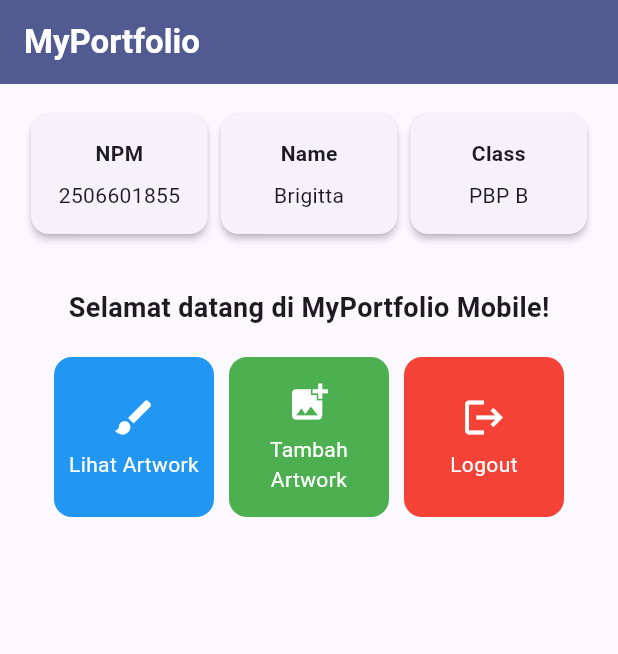
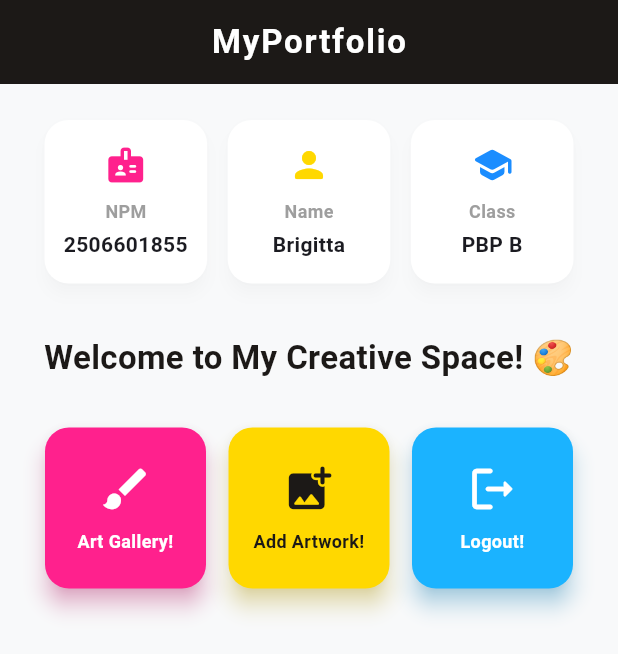
Before and after one commit to brigittasimanjuntak/myportfolio_mobile, a Flutter app: the screen it shows after launch, on a phone screen of 412 x 824 dp. Shown: the top 654 px of the screen. Run offline on Flutter 3.47's test engine with Material 3 defaults, Android fonts, the phone set to English and light mode, and no system bars.

Commit message:
feat: complete Individual Assignment 7 (Glow up UI + README)

```diff
--- a/lib/menu.dart
+++ b/lib/menu.dart
@@ -7,28 +7,36 @@ class MyHomePage extends StatelessWidget {
   final String nama = "Brigitta";
   final String kelas = "PBP B";
 
+  final Color panPink = const Color(0xFFFF218D);
+  final Color panYellow = const Color(0xFFFFD800);
+  final Color panBlue = const Color(0xFF1B8DFF);
+
 
   final List<ItemHomepage> items = [
-    ItemHomepage("Lihat Artwork", Icons.brush, Colors.blue),
-    ItemHomepage("Tambah Artwork", Icons.add_photo_alternate, Colors.green),
-    ItemHomepage("Logout", Icons.logout, Colors.red),
+    ItemHomepage("Art Gallery!", Icons.brush_rounded, const Color(0xFFFF218D)),
+    ItemHomepage("Add Artwork!", Icons.add_photo_alternate_rounded, const Color(0xFFFFD800)),
+    ItemHomepage("Logout!", Icons.logout_rounded, const Color(0xFF1BB3FF)),
   ];
 
   @override
   Widget build(BuildContext context) {
     return Scaffold(
+      backgroundColor: const Color(0xFFF8F9FA),
       appBar: AppBar(
+        elevation: 0,
+        backgroundColor: const Color(0xFF1C1917),
         title: const Text(
           'MyPortfolio',
           style: TextStyle(
             color: Colors.white,
             fontWeight: FontWeight.bold,
+            letterSpacing: 1.2,
           ),
         ),
-        backgroundColor: Theme.of(context).colorScheme.primary,
+        centerTitle: true,
       ),
       body: Padding(
-        padding: const EdgeInsets.all(16.0),
+        padding: const EdgeInsets.all(20.0),
         child: Column(
           crossAxisAlignment: CrossAxisAlignment.center,
           children: [
@@ -36,32 +44,33 @@ class MyHomePage extends StatelessWidget {
             Row(
               mainAxisAlignment: MainAxisAlignment.spaceEvenly,
               children: [
-                InfoCard(title: 'NPM', content: npm),
-                InfoCard(title: 'Name', content: nama),
-                InfoCard(title: 'Class', content: kelas),
+                InfoCard(title: 'NPM', content: npm, icon: Icons.badge_rounded, iconColor: panPink),
+                InfoCard(title: 'Name', content: nama, icon: Icons.person_rounded, iconColor: panYellow),
+                InfoCard(title: 'Class', content: kelas, icon: Icons.school_rounded, iconColor: panBlue),
               ],
             ),
-            const SizedBox(height: 16.0),
+            const SizedBox(height: 30.0),
 
             // Area Grid Menu
-            Center(
+            Expanded(
+              child: Center(
                 child: Column(
                   children: [
-                  const Padding(
-                    padding: EdgeInsets.only(top: 16.0),
-                    child: Text(
-                      'Selamat datang di MyPortfolio Mobile!',
+                    const Text(
+                      'Welcome to My Creative Space! 🎨',
                       style: TextStyle(
                         fontWeight: FontWeight.bold,
-                        fontSize: 18.0,
+                        fontSize: 22.0,
+                        color: Color(0xFF1C1917),
                       ),
+                      textAlign: TextAlign.center,
                     ),
-                  ),
+                    const SizedBox(height: 20.0),
                     GridView.count(
-                    primary: true,
-                    padding: const EdgeInsets.all(20),
-                    crossAxisSpacing: 10,
-                    mainAxisSpacing: 10,
+                      primary: false,
+                      padding: const EdgeInsets.all(10),
+                      crossAxisSpacing: 15,
+                      mainAxisSpacing: 15,
                       crossAxisCount: 3,
                       shrinkWrap: true,
                       children: items.map((ItemHomepage item) {
@@ -71,6 +80,7 @@ class MyHomePage extends StatelessWidget {
                   ],
                 ),
               ),
+            ),
           ],
         ),
       ),
@@ -78,31 +88,45 @@ class MyHomePage extends StatelessWidget {
   }
 }
 
-// ==========================================
-// KOMPONEN REUSABLE (BISA DIPAKE DIMANA AJA)
-// ==========================================
-
+// KOMPONEN INFO CARD
 class InfoCard extends StatelessWidget {
   final String title;
   final String content;
+  final IconData icon;
+  final Color iconColor;
 
-  const InfoCard({super.key, required this.title, required this.content});
+  const InfoCard({
+    super.key,
+    required this.title,
+    required this.content,
+    required this.icon,
+    required this.iconColor
+  });
 
   @override
   Widget build(BuildContext context) {
     return Card(
-      elevation: 2.0,
+      elevation: 4.0,
+      shadowColor: Colors.black12,
+      shape: RoundedRectangleBorder(borderRadius: BorderRadius.circular(16)),
+      color: Colors.white,
       child: Container(
-        width: MediaQuery.of(context).size.width / 3.5,
-        padding: const EdgeInsets.all(16.0),
+        width: MediaQuery.of(context).size.width / 3.8,
+        padding: const EdgeInsets.symmetric(vertical: 16.0, horizontal: 8.0),
         child: Column(
           children: [
+            Icon(icon, color: iconColor, size: 28),
+            const SizedBox(height: 8.0),
             Text(
               title,
-              style: const TextStyle(fontWeight: FontWeight.bold),
+              style: const TextStyle(fontWeight: FontWeight.w600, fontSize: 12, color: Colors.grey),
             ),
-            const SizedBox(height: 8.0),
-            Text(content),
+            const SizedBox(height: 4.0),
+            Text(
+              content,
+              style: const TextStyle(fontWeight: FontWeight.bold, fontSize: 14),
+              textAlign: TextAlign.center,
+            ),
           ],
         ),
       ),
@@ -110,10 +134,11 @@ class InfoCard extends StatelessWidget {
   }
 }
 
+// MODEL & KOMPONEN ITEM CARD
 class ItemHomepage {
   final String name;
   final IconData icon;
-  final Color color; // Tambahan buat warna beda-beda
+  final Color color;
 
   ItemHomepage(this.name, this.icon, this.color);
 }
@@ -126,32 +151,44 @@ class ItemCard extends StatelessWidget {
   @override
   Widget build(BuildContext context) {
     return Material(
-      color: item.color, // Pake warna dari model ItemHomepage
-      borderRadius: BorderRadius.circular(12),
+      color: item.color,
+      borderRadius: BorderRadius.circular(16),
+      elevation: 6,
+      shadowColor: item.color.withOpacity(0.6),
       child: InkWell(
+        borderRadius: BorderRadius.circular(16),
         onTap: () {
           ScaffoldMessenger.of(context)
             ..hideCurrentSnackBar()
             ..showSnackBar(
-              SnackBar(content: Text("Kamu telah menekan tombol ${item.name}!")),
+              SnackBar(
+                content: Text("Kamu telah menekan tombol ${item.name}!"),
+                backgroundColor: const Color(0xFF1C1917),
+                behavior: SnackBarBehavior.floating,
+                shape: RoundedRectangleBorder(borderRadius: BorderRadius.circular(10)),
+              ),
             );
         },
         child: Container(
-          padding: const EdgeInsets.all(8),
+          padding: const EdgeInsets.all(12),
           child: Center(
             child: Column(
               mainAxisAlignment: MainAxisAlignment.center,
               children: [
                 Icon(
                   item.icon,
-                  color: Colors.white,
-                  size: 30.0,
+                  color: item.color == const Color(0xFFFFD800) ? const Color(0xFF1C1917) : Colors.white,
+                  size: 36.0
                 ),
-                const Padding(padding: EdgeInsets.all(3)),
+                const SizedBox(height: 8),
                 Text(
                   item.name,
                   textAlign: TextAlign.center,
-                  style: const TextStyle(color: Colors.white),
+                  style: TextStyle(
+                    color: item.color == const Color(0xFFFFD800) ? const Color(0xFF1C1917) : Colors.white,
+                    fontWeight: FontWeight.w700,
+                    fontSize: 12
+                  ),
                 ),
               ],
             ),
```
Also changed, not shown: 1 other file. Lines whose indentation alone changed are shown as unchanged.
